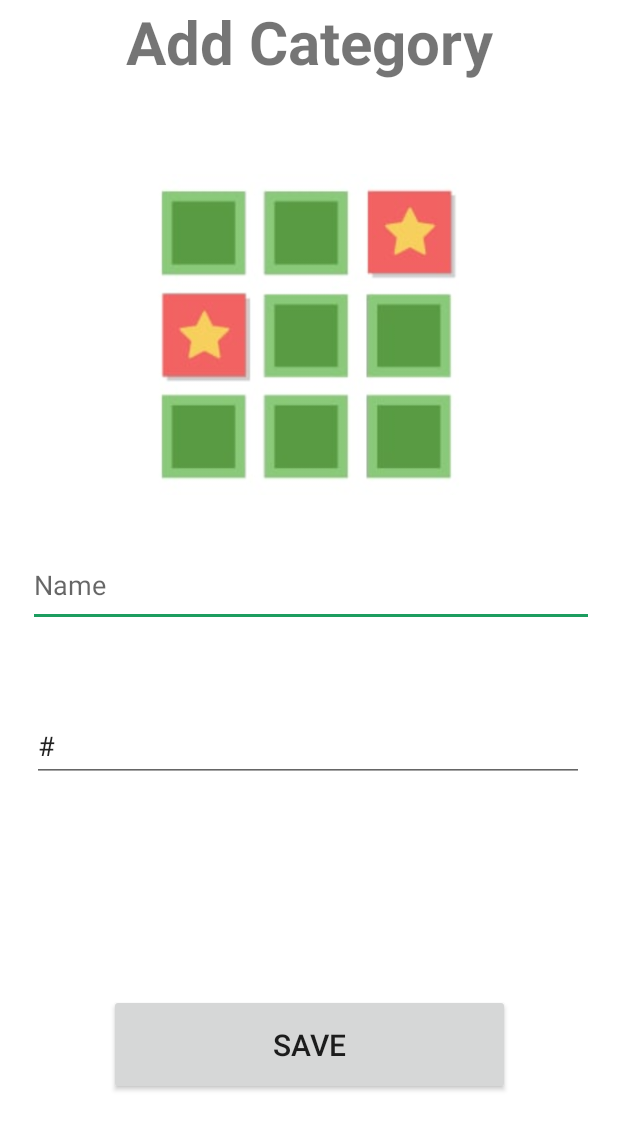
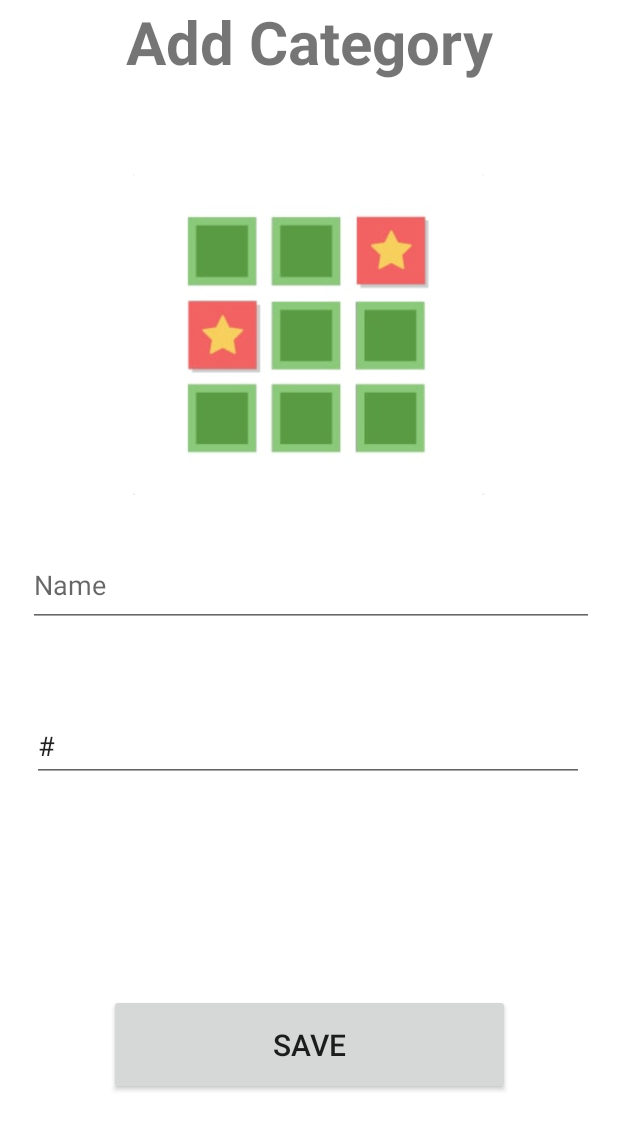
Before and after one commit to Shahrizod-Developer/Veryimportantexamwithgroup, an Android app: the layout screen_addcategory.xml on its own in the app's theme, with its tools: preview values and no code run, on a phone screen of 412 x 824 dp. Shown: the top 1130 px of the screen. Run offline under Robolectric (Android 15) with nearby library versions, the phone set to English and light mode, and no system bars.

Commit message:
-updated category screen

```diff
--- /dev/null
+++ b/store/src/main/res/layout/item_category_img.xml
@@ -0,0 +1,14 @@
+<?xml version="1.0" encoding="utf-8"?>
+<androidx.cardview.widget.CardView xmlns:android="http://schemas.android.com/apk/res/android"
+    xmlns:tools="http://schemas.android.com/tools"
+    android:layout_width="match_parent"
+    android:layout_height="wrap_content">
+
+    <ImageView
+        android:id="@+id/iv_category_img"
+        android:layout_width="match_parent"
+        android:layout_height="match_parent"
+        android:src="@drawable/splash_icon"
+        tools:ignore="ContentDescription" />
+
+</androidx.cardview.widget.CardView>
--- a/store/src/main/res/layout/screen_addcategory.xml
+++ b/store/src/main/res/layout/screen_addcategory.xml
@@ -11,28 +11,31 @@
         android:layout_height="?actionBarSize"
         app:layout_constraintEnd_toEndOf="parent"
         app:layout_constraintStart_toStartOf="parent"
-       app:layout_constraintTop_toTopOf="parent" >
+        app:layout_constraintTop_toTopOf="parent">
 
         <androidx.appcompat.widget.AppCompatTextView
             android:layout_width="match_parent"
             android:layout_height="?actionBarSize"
             android:gravity="center"
             android:text="Add Category"
-          android:textSize="40dp"
+            android:textSize="40sp"
             android:textStyle="bold"
             app:layout_constraintBottom_toBottomOf="parent"
             app:layout_constraintEnd_toEndOf="parent"
             app:layout_constraintStart_toStartOf="parent"
-          app:layout_constraintTop_toTopOf="parent" />
+            app:layout_constraintTop_toTopOf="parent"
+            tools:ignore="HardcodedText" />
     </androidx.constraintlayout.widget.ConstraintLayout>
 
-   <androidx.appcompat.widget.AppCompatImageView
+    <androidx.recyclerview.widget.RecyclerView
         android:id="@+id/btn_image"
         android:layout_width="234dp"
         android:layout_height="214dp"
         android:layout_marginTop="60dp"
-       android:scaleType="centerCrop"
+        android:orientation="horizontal"
         android:src="@drawable/splash_icon"
+        tools:listitem="@layout/item_category_img"
+        app:layoutManager="androidx.recyclerview.widget.LinearLayoutManager"
         app:layout_constraintEnd_toEndOf="parent"
         app:layout_constraintHorizontal_bias="0.497"
         app:layout_constraintStart_toStartOf="parent"
@@ -47,10 +50,10 @@
         app:layout_constraintEnd_toEndOf="parent"
         app:layout_constraintHorizontal_bias="0.529"
         app:layout_constraintStart_toStartOf="parent"
-       app:layout_constraintTop_toBottomOf="@+id/btn_image" />
+        app:layout_constraintTop_toBottomOf="@+id/btn_image"
+        tools:ignore="HardcodedText" />
 
     <androidx.appcompat.widget.AppCompatEditText
-
         android:id="@+id/btn_tag"
         android:layout_width="368dp"
         android:layout_height="47dp"
@@ -60,7 +63,8 @@
         app:layout_constraintEnd_toEndOf="parent"
         app:layout_constraintHorizontal_bias="0.488"
         app:layout_constraintStart_toStartOf="parent"
-       app:layout_constraintTop_toBottomOf="@+id/btn_name" />
+        app:layout_constraintTop_toBottomOf="@+id/btn_name"
+        tools:ignore="HardcodedText" />
 
     <androidx.appcompat.widget.AppCompatButton
         android:id="@+id/btn_save"
@@ -68,10 +72,12 @@
         android:layout_height="67dp"
         android:layout_marginBottom="68dp"
         android:text="Save"
-       android:textSize="20dp"
+        android:textSize="20sp"
         app:layout_constraintBottom_toBottomOf="parent"
         app:layout_constraintEnd_toEndOf="parent"
         app:layout_constraintStart_toStartOf="parent"
         app:layout_constraintTop_toBottomOf="@+id/btn_tag"
-       app:layout_constraintVertical_bias="0.843" />
+        app:layout_constraintVertical_bias="0.843"
+        tools:ignore="HardcodedText" />
+
 </androidx.constraintlayout.widget.ConstraintLayout>
```
Lines whose indentation alone changed are shown as unchanged.
